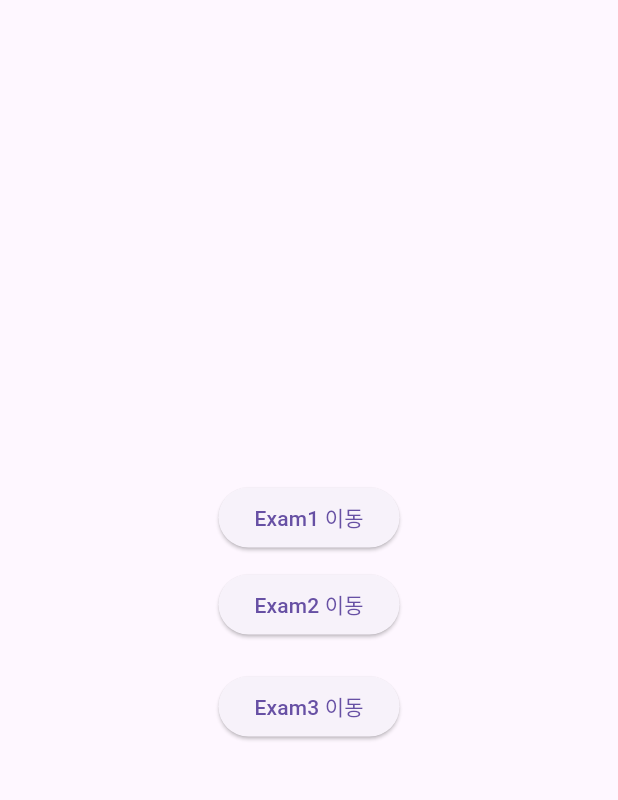
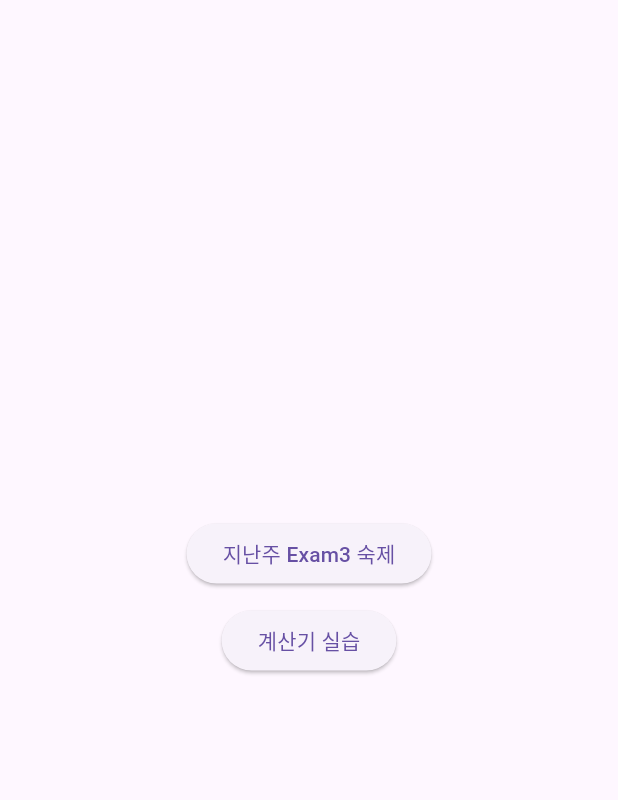
Before and after one commit to ElvaCJ/semicolon-flutter-test, a Flutter app: the screen it shows after launch, on a phone screen of 412 x 824 dp, the part 63-863 px from its top. Run offline on Flutter 3.47's test engine with Material 3 defaults, Android fonts, the light colour scheme and no system bars.

Commit message:
9주차 실습 문제

```diff
--- a/flutter_application_1/lib/main.dart
+++ b/flutter_application_1/lib/main.dart
@@ -1,16 +1,14 @@
 import 'package:flutter/material.dart';
 import 'package:provider/provider.dart';
-import './ex1_0728.dart';
-import './ex2_0728.dart';
 import './ex3_0728.dart';
 import './add.dart';
+import './calculator.dart';
 
 void main() {
   runApp(
     MultiProvider(
       providers: [
-        ChangeNotifierProvider(create: (context) => ColorModel1()),
-        ChangeNotifierProvider(create: (context) => ColorModel2()),
+        ChangeNotifierProvider(create: (context) => CalculatorFnc()),
         ChangeNotifierProvider(create: (context) => ContactModel()),
       ],
       child: const MyApp(),
@@ -26,8 +24,7 @@ class MyApp extends StatelessWidget {
     return MaterialApp(
       home: const HomePage(),
       routes: {
-        '/exam1': (context) => const InteractiveButton1(),
-        '/exam2': (context) => const InteractiveButton2(),
+        '/exam1': (context) => const Calculator(),
         '/exam3': (context) => const ContactList(),
         '/add': (context) => const AddContact(),
       },
@@ -66,47 +63,20 @@ class _HomePageState extends State<HomePage> {
         child: Column(
           mainAxisAlignment: MainAxisAlignment.center,
           children: <Widget>[
-            // TextField(
-            //   controller: _controllerText,
-            //   decoration: const InputDecoration(
-            //     prefixIcon: Icon(Icons.arrow_forward_outlined),
-            //     hintText: 'semicolon 이라고 입력해보세요',
-            //     enabledBorder: OutlineInputBorder(
-            //       borderRadius: BorderRadius.all(Radius.circular(10.0)),
-            //       borderSide: BorderSide(width: 1, color: Colors.grey),
-            //     ),
-            //     focusedBorder: OutlineInputBorder(
-            //       borderRadius: BorderRadius.all(Radius.circular(10.0)),
-            //       borderSide: BorderSide(width: 2, color: Colors.blue),
-            //     ),
-            //   ),
-            // ),
-            const SizedBox(
-              height: 20,
-            ),
             ElevatedButton(
               onPressed: () {
-                Navigator.pushNamed(context, '/exam1');
+                Navigator.pushNamed(context, '/exam3');
               },
-              child: const Text('Exam1 이동'),
+              child: const Text('지난주 Exam3 숙제'),
             ),
             const SizedBox(
               height: 10,
             ),
             ElevatedButton(
               onPressed: () {
-                Navigator.pushNamed(context, '/exam2');
+                Navigator.pushNamed(context, '/exam1');
               },
-              child: const Text('Exam2 이동'),
-            ),
-            const SizedBox(
-              height: 20,
-            ),
-            ElevatedButton(
-              onPressed: () {
-                Navigator.pushNamed(context, '/exam3');
-              },
-              child: const Text('Exam3 이동'),
+              child: const Text('계산기 실습'),
             ),
           ],
         ),
```
Also changed, not shown: flutter_application_1/lib/calculator.dart (added, +111 -0 lines).
